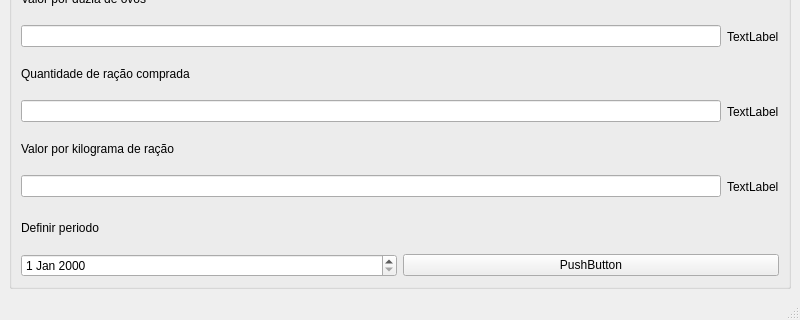
Before: the Qt Designer form QChickenMain/qchickenmain.ui in mrlucasrib/QChicken, drawn with Qt 5; both pictures show x 0 to 800 and y 280 to 600 of the 800 by 600 pixel window.
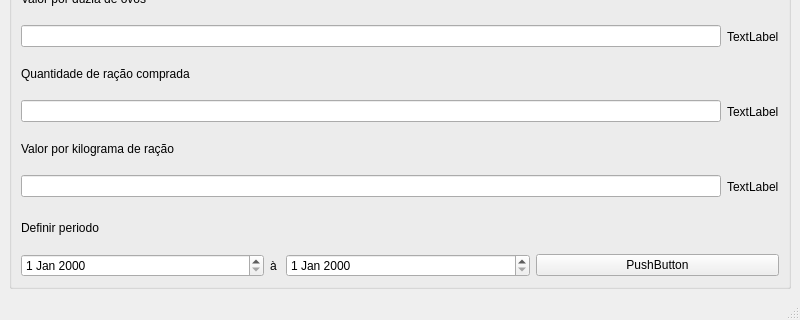
After: the same form once the commit is applied.

Commit message: Adicionada nova tela

```diff
--- a/QChickenMain/qchickenmain.ui
+++ b/QChickenMain/qchickenmain.ui
@@ -182,6 +182,28 @@
          </item>
          <item>
           <layout class="QHBoxLayout" name="horizontalLayout_9">
+           <item>
+            <widget class="QDateEdit" name="dateEdit_2"/>
+           </item>
+           <item>
+            <widget class="QLabel" name="label">
+             <property name="sizePolicy">
+              <sizepolicy hsizetype="Minimum" vsizetype="Preferred">
+               <horstretch>0</horstretch>
+               <verstretch>0</verstretch>
+              </sizepolicy>
+             </property>
+             <property name="maximumSize">
+              <size>
+               <width>10</width>
+               <height>16777215</height>
+              </size>
+             </property>
+             <property name="text">
+              <string>à</string>
+             </property>
+            </widget>
+           </item>
            <item>
             <widget class="QDateEdit" name="dateEdit"/>
            </item>
```
Left out of the diff: 2 changed lines with no effect on the pictures. The commit also changes 7 other files.
